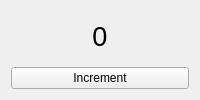
Old version of the form src/features/counter/widget/CounterWidget.ui in the repository ChristianWSmith/qt6-template.
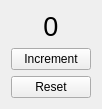
New version of the form.

The edit to the form file:
```diff
--- a/src/features/counter/widget/CounterWidget.ui
+++ b/src/features/counter/widget/CounterWidget.ui
@@ -6,8 +6,8 @@
    <rect>
     <x>0</x>
     <y>0</y>
-    <width>0</width>
-    <height>0</height>
+    <width>96</width>
+    <height>89</height>
    </rect>
   </property>
   <property name="windowTitle">
@@ -36,6 +36,13 @@
      </property>
     </widget>
    </item>
+   <item>
+    <widget class="QPushButton" name="resetButton">
+     <property name="text">
+      <string>Reset</string>
+     </property>
+    </widget>
+   </item>
   </layout>
  </widget>
  <resources/>
```
